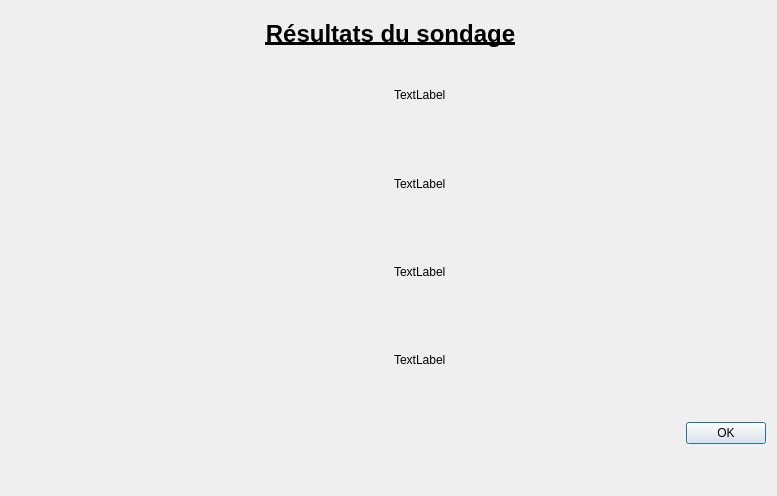
Old version of the form QTProjectS6/resultats.ui in the repository LeoGaudias/QTProjectS6.
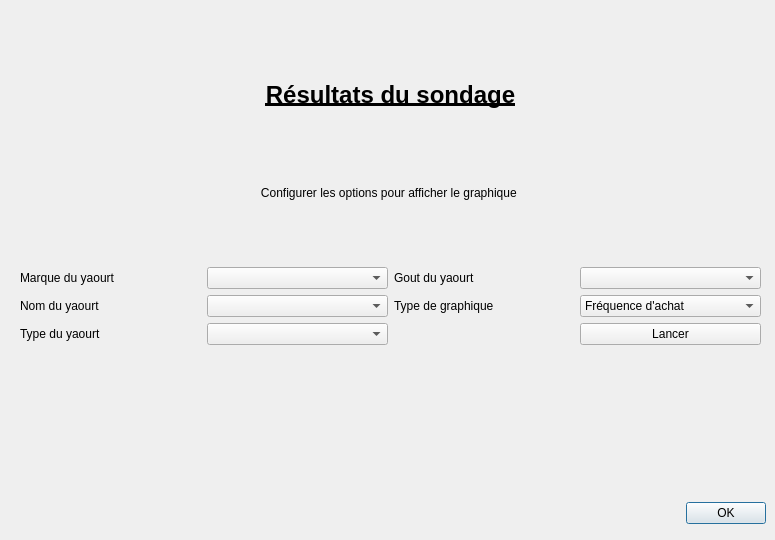
New version of the form. Custom widgets are drawn as their Qt base class.

Commit message: graph age fonctionnel

```diff
--- a/QTProjectS6/resultats.ui
+++ b/QTProjectS6/resultats.ui
@@ -6,8 +6,8 @@
    <rect>
     <x>0</x>
     <y>0</y>
-    <width>777</width>
-    <height>496</height>
+    <width>775</width>
+    <height>540</height>
    </rect>
   </property>
   <property name="windowTitle">
@@ -19,7 +19,7 @@
      <x>20</x>
      <y>20</y>
      <width>741</width>
-     <height>381</height>
+     <height>471</height>
     </rect>
    </property>
    <layout class="QVBoxLayout" name="verticalLayout">
@@ -51,51 +51,162 @@
      </widget>
     </item>
     <item>
-     <layout class="QHBoxLayout" name="horizontalLayout_2">
-      <item>
-       <widget class="PieChartWidget" name="widget" native="true"/>
+     <spacer name="verticalSpacer">
+      <property name="orientation">
+       <enum>Qt::Vertical</enum>
+      </property>
+      <property name="sizeType">
+       <enum>QSizePolicy::Fixed</enum>
+      </property>
+      <property name="sizeHint" stdset="0">
+       <size>
+        <width>20</width>
+        <height>10</height>
+       </size>
+      </property>
+     </spacer>
+    </item>
+    <item>
+     <widget class="QLabel" name="label_6">
+      <property name="sizePolicy">
+       <sizepolicy hsizetype="Preferred" vsizetype="Fixed">
+        <horstretch>0</horstretch>
+        <verstretch>0</verstretch>
+       </sizepolicy>
+      </property>
+      <property name="text">
+       <string>Configurer les options pour afficher le graphique </string>
+      </property>
+      <property name="alignment">
+       <set>Qt::AlignCenter</set>
+      </property>
+     </widget>
+    </item>
+    <item>
+     <layout class="QGridLayout" name="gridLayout">
+      <property name="sizeConstraint">
+       <enum>QLayout::SetDefaultConstraint</enum>
+      </property>
+      <item row="0" column="1">
+       <widget class="QComboBox" name="cmb_Marque">
+        <property name="enabled">
+         <bool>true</bool>
+        </property>
+        <property name="sizePolicy">
+         <sizepolicy hsizetype="Preferred" vsizetype="Fixed">
+          <horstretch>0</horstretch>
+          <verstretch>0</verstretch>
+         </sizepolicy>
+        </property>
+       </widget>
       </item>
-      <item>
-       <layout class="QVBoxLayout" name="verticalLayout_3">
+      <item row="0" column="3">
+       <widget class="QComboBox" name="cmb_Gout"/>
+      </item>
+      <item row="1" column="3">
+       <widget class="QComboBox" name="cmb_graph">
         <item>
-         <widget class="QLabel" name="label_2">
-          <property name="text">
-           <string>TextLabel</string>
-          </property>
-         </widget>
+         <property name="text">
+          <string>Fréquence d'achat</string>
+         </property>
         </item>
         <item>
-         <widget class="QLabel" name="label_3">
-          <property name="text">
-           <string>TextLabel</string>
-          </property>
-         </widget>
+         <property name="text">
+          <string>Age moyen</string>
+         </property>
         </item>
         <item>
-         <widget class="QLabel" name="label_4">
-          <property name="text">
-           <string>TextLabel</string>
-          </property>
-         </widget>
+         <property name="text">
+          <string>Répartition dans le foyer</string>
+         </property>
         </item>
         <item>
-         <widget class="QLabel" name="label_5">
-          <property name="text">
-           <string>TextLabel</string>
-          </property>
-         </widget>
+         <property name="text">
+          <string>Par revenu</string>
+         </property>
         </item>
-       </layout>
+       </widget>
+      </item>
+      <item row="0" column="0">
+       <widget class="QLabel" name="label_2">
+        <property name="text">
+         <string>Marque du yaourt</string>
+        </property>
+       </widget>
+      </item>
+      <item row="1" column="2">
+       <widget class="QLabel" name="label_5">
+        <property name="text">
+         <string>Type de graphique</string>
+        </property>
+       </widget>
+      </item>
+      <item row="0" column="2">
+       <widget class="QLabel" name="label_4">
+        <property name="text">
+         <string>Gout du yaourt</string>
+        </property>
+       </widget>
+      </item>
+      <item row="2" column="3">
+       <widget class="QPushButton" name="pushButton">
+        <property name="text">
+         <string>Lancer</string>
+        </property>
+       </widget>
+      </item>
+      <item row="2" column="0">
+       <widget class="QLabel" name="label_3">
+        <property name="text">
+         <string>Type du yaourt</string>
+        </property>
+       </widget>
+      </item>
+      <item row="2" column="1">
+       <widget class="QComboBox" name="cmb_Type"/>
+      </item>
+      <item row="1" column="0">
+       <widget class="QLabel" name="label_7">
+        <property name="text">
+         <string>Nom du yaourt</string>
+        </property>
+       </widget>
+      </item>
+      <item row="1" column="1">
+       <widget class="QComboBox" name="cmb_Nom"/>
       </item>
      </layout>
     </item>
+    <item>
+     <widget class="QLabel" name="Titre_Graph">
+      <property name="sizePolicy">
+       <sizepolicy hsizetype="Preferred" vsizetype="Fixed">
+        <horstretch>0</horstretch>
+        <verstretch>0</verstretch>
+       </sizepolicy>
+      </property>
+      <property name="font">
+       <font>
+        <weight>75</weight>
+        <bold>true</bold>
+        <underline>true</underline>
+       </font>
+      </property>
+      <property name="text">
+       <string/>
+      </property>
+      <property name="alignment">
+       <set>Qt::AlignBottom|Qt::AlignHCenter</set>
+      </property>
+     </widget>
+    </item>
    </layout>
   </widget>
   <widget class="QDialogButtonBox" name="buttonBox">
    <property name="geometry">
     <rect>
      <x>590</x>
-     <y>420</y>
+     <y>500</y>
      <width>176</width>
      <height>26</height>
     </rect>
@@ -105,14 +216,6 @@
    </property>
   </widget>
  </widget>
- <customwidgets>
-  <customwidget>
-   <class>PieChartWidget</class>
-   <extends>QWidget</extends>
-   <header>piechartwidget.h</header>
-   <container>1</container>
-  </customwidget>
- </customwidgets>
  <resources/>
  <connections/>
 </ui>
```
The commit also changes 5 other files.
